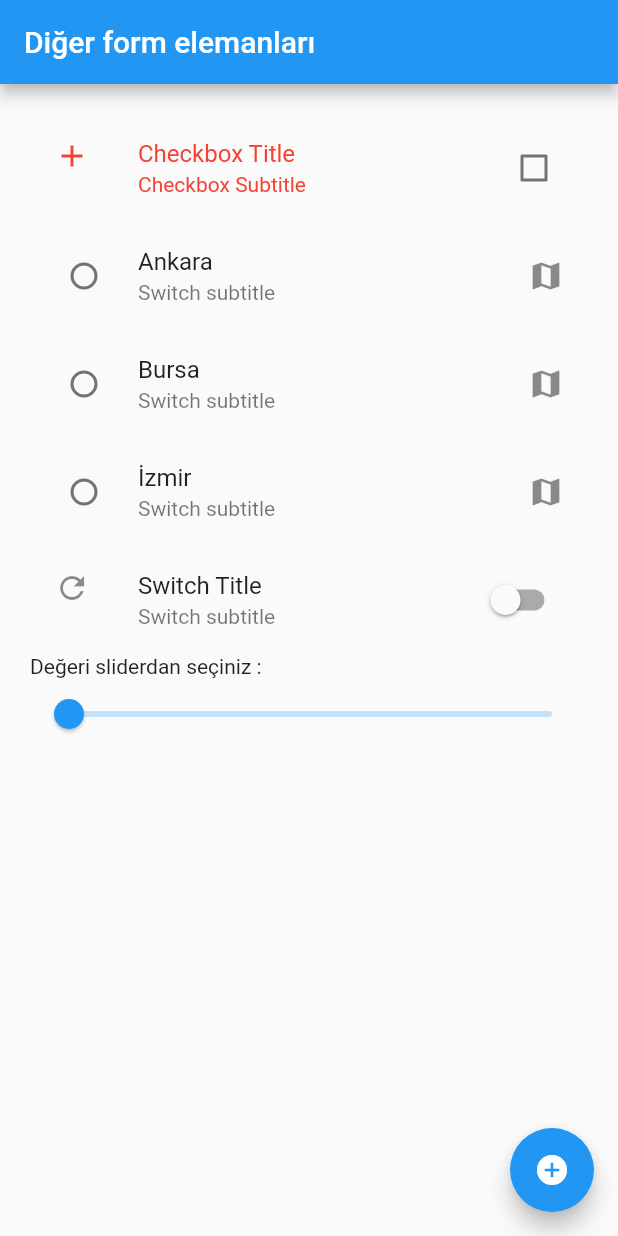
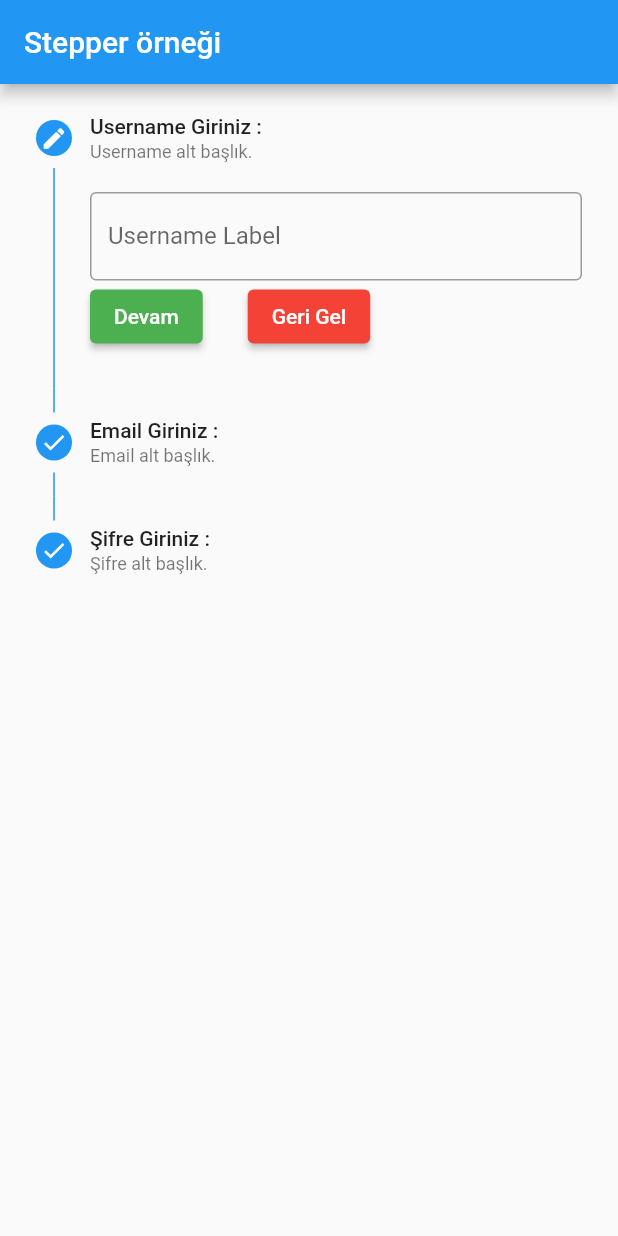
Before and after one commit to salihavci/text_field_islemleri, a Flutter app: the screen it shows after launch, on a phone screen of 412 x 824 dp. Run offline on Flutter 3.47's test engine with Material 2 defaults, Android fonts, the light colour scheme and no system bars; our stand-ins replace date_format, email_validator.

Commit message:
Textfield and Stepper commited

```diff
--- a/lib/main.dart
+++ b/lib/main.dart
@@ -1,6 +1,8 @@
 import 'package:flutter/material.dart';
 import 'package:text_field_islemleri/diger_form_elemanlari.dart';
 import 'package:text_field_islemleri/global_key_kullanimi.dart';
+import 'package:text_field_islemleri/stepper_example.dart';
+import 'package:text_field_islemleri/tarih_saat_elemanlari.dart';
 import 'package:text_field_islemleri/text_form_field_kullanimi.dart';
 
 void main() {
@@ -19,10 +21,11 @@ class _MyAppState extends State<MyApp> {
   Widget build(BuildContext context) {
     return MaterialApp(
       title: 'Flutter Demo',
+      debugShowCheckedModeBanner: false,
       theme: ThemeData(
         primarySwatch: Colors.blue,
       ),
-      home: DigerFormElemanlari(),
+      home: StepperOrnegi(),
     );
   }
 }
--- /dev/null
+++ b/lib/stepper_example.dart
@@ -0,0 +1,238 @@
+import 'package:email_validator/email_validator.dart';
+import 'package:flutter/material.dart';
+
+class StepperOrnegi extends StatefulWidget {
+  const StepperOrnegi({Key? key}) : super(key: key);
+
+  @override
+  State<StepperOrnegi> createState() => _StepperOrnegiState();
+}
+
+class _StepperOrnegiState extends State<StepperOrnegi> {
+  int _currentStep = 0;
+  String isim = "", mail = "", sifre = "";
+  late List<Step> tumStepler = [];
+  bool hata = false;
+  var key0 = GlobalKey<FormFieldState>();
+  var key1 = GlobalKey<FormFieldState>();
+  var key2 = GlobalKey<FormFieldState>();
+  @override
+  void initState() {
+    // TODO: implement initState
+    super.initState();
+  }
+
+  @override
+  Widget build(BuildContext context) {
+    tumStepler = _tumStepler();
+
+    return Scaffold(
+      appBar: AppBar(
+        title: Text('Stepper örneği'),
+      ),
+      body: SingleChildScrollView(
+        child: Stepper(
+          controlsBuilder: (BuildContext context, ControlsDetails details) {
+            return Row(
+              children: <Widget>[
+                ElevatedButton(
+                  onPressed: details.onStepContinue,
+                  style: ElevatedButton.styleFrom(primary: Colors.green),
+                  child: Text('Devam'),
+                ),
+                SizedBox(
+                  width: 30,
+                ),
+                ElevatedButton(
+                  onPressed: details.onStepCancel,
+                  style: ElevatedButton.styleFrom(primary: Colors.red),
+                  child: Text('Geri Gel'),
+                ),
+              ],
+            );
+          },
+          steps: tumStepler,
+          currentStep: _currentStep,
+          // onStepTapped: (value) {
+          //   setState(() {
+          //     _currentStep = value;
+          //   });
+          // },
+          onStepContinue: () {
+            if (_currentStep < tumStepler.length - 1) {
+              setState(() {
+                _ileriButonuKontrolu();
+                // print(hata);
+              });
+            }
+          },
+          onStepCancel: () {
+            if (_currentStep > 0) {
+              setState(
+                () {
+                  _currentStep--;
+                  // print(hata);
+                },
+              );
+            } else {
+              setState(
+                () {
+                  _currentStep = 0;
+                  print(hata);
+                },
+              );
+            }
+          },
+        ),
+      ),
+    );
+  }
+
+  List<Step> _tumStepler() {
+    List<Step> stepler = [
+      Step(
+        title: Text('Username Giriniz :'),
+        subtitle: Text('Username alt başlık.'),
+        state: _stateleriAyarla(0),
+        isActive: true,
+        content: TextFormField(
+          key: key0,
+          decoration: InputDecoration(
+            labelText: "Username Label",
+            hintText: "Username Hint",
+            border: OutlineInputBorder(),
+          ),
+          validator: (value) {
+            if (value!.length < 6) {
+              // hata = true;
+              return "En az 6 karakter giriniz.";
+            }
+          },
+          onSaved: (newValue) {
+            setState(() {
+              isim = newValue!;
+            });
+          },
+        ),
+      ),
+      Step(
+        title: Text('Email Giriniz :'),
+        subtitle: Text('Email alt başlık.'),
+        state: _stateleriAyarla(1),
+        isActive: true,
+        content: TextFormField(
+          key: key1,
+          keyboardType: TextInputType.emailAddress,
+          decoration: InputDecoration(
+            labelText: "Email Label",
+            hintText: "Email Hint",
+            border: OutlineInputBorder(),
+          ),
+          validator: (value) {
+            if (value!.length < 6 ||
+                !EmailValidator.validate(value.toString())) {
+              // hata = true;
+              return "Geçerli bir email giriniz.";
+            }
+          },
+          onSaved: (newValue) {
+            setState(() {
+              mail = newValue!;
+            });
+          },
+        ),
+      ),
+      Step(
+        title: Text('Şifre Giriniz :'),
+        subtitle: Text('Şifre alt başlık.'),
+        state: _stateleriAyarla(2),
+        isActive: true,
+        content: TextFormField(
+          key: key2,
+          keyboardType: TextInputType.visiblePassword,
+          decoration: InputDecoration(
+            labelText: "Şifre Label",
+            hintText: "Şifre Hint",
+            border: OutlineInputBorder(),
+          ),
+          validator: (value) {
+            if (value!.length < 6) {
+              // hata = true;
+              return "En az 6 karakter giriniz.";
+            }
+          },
+          onSaved: (newValue) {
+            setState(() {
+              sifre = newValue!;
+            });
+          },
+        ),
+      ),
+    ];
+    return stepler;
+  }
+
+  StepState _stateleriAyarla(int i) {
+    // print(i);
+    // print(_currentStep);
+    if (_currentStep == i) {
+      if (hata) {
+        return StepState.error;
+      } else {
+        return StepState.editing;
+      }
+    }
+    return StepState.complete;
+  }
+
+  void _ileriButonuKontrolu() {
+    switch (_currentStep) {
+      case 0:
+        if (key0.currentState!.validate()) {
+          key0.currentState!.save();
+          hata = false;
+          _currentStep = 1;
+        } else {
+          hata = true;
+        }
+        break;
+
+      case 1:
+        if (key1.currentState!.validate()) {
+          key1.currentState!.save();
+          hata = false;
+          _currentStep = 2;
+        } else {
+          hata = true;
+        }
+        break;
+
+      case 2:
+        if (key2.currentState!.validate()) {
+          key2.currentState!.save();
+          hata = false;
+          formTamamlandi();
+          _currentStep++;
+        } else {
+          hata = true;
+        }
+        break;
+    }
+  }
+
+  void formTamamlandi() {
+    String result =
+        "Girilen değerler: isim=> $isim, mail=> $mail, şifre=> $sifre";
+    ScaffoldMessenger.of(context).showSnackBar(
+      SnackBar(
+        backgroundColor: Colors.orange.shade300,
+        content: Text(
+          result,
+          style: TextStyle(
+            fontSize: 24,
+          ),
+        ),
+      ),
+    );
+  }
+}
```
Also changed, not shown: lib/diger_form_elemanlari.dart (+77 -0 lines), lib/tarih_saat_elemanlari.dart (added, +95 -0 lines), pubspec.yaml (+6 -20 lines), pubspec.lock.
